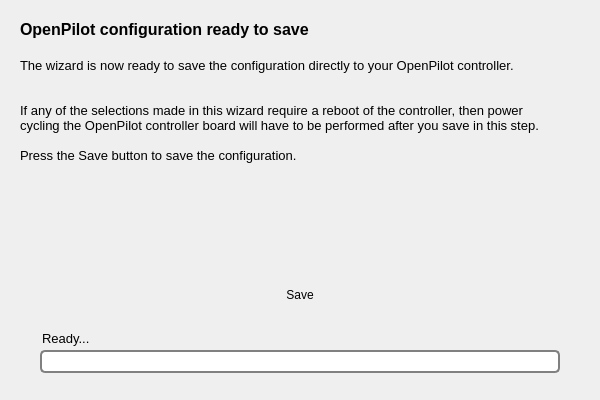
openpilot/OpenPilot, file ground/openpilotgcs/src/plugins/setupwizard/pages/savepage.ui: the form before one commit.
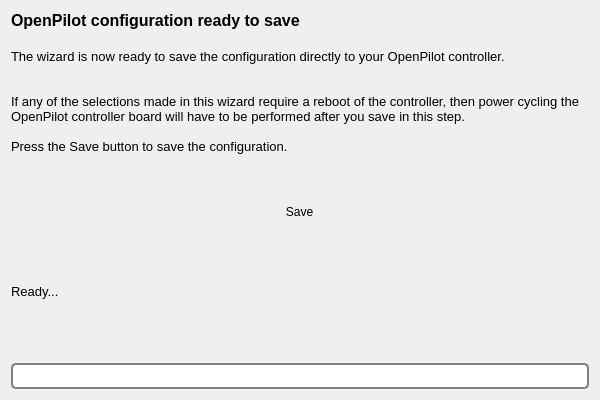
The form after the commit. Icons and pictures are not drawn.

Commit message: GCS-Added layouts to new wiz

Patch:
```diff
--- a/ground/openpilotgcs/src/plugins/setupwizard/pages/savepage.ui
+++ b/ground/openpilotgcs/src/plugins/setupwizard/pages/savepage.ui
@@ -13,15 +13,9 @@
   <property name="windowTitle">
    <string>WizardPage</string>
   </property>
+  <layout class="QVBoxLayout" name="verticalLayout">
+   <item>
   <widget class="QLabel" name="label">
-   <property name="geometry">
-    <rect>
-     <x>20</x>
-     <y>20</y>
-     <width>541</width>
-     <height>231</height>
-    </rect>
-   </property>
    <property name="text">
     <string>&lt;!DOCTYPE HTML PUBLIC &quot;-//W3C//DTD HTML 4.0//EN&quot; &quot;http://www.w3.org/TR/REC-html40/strict.dtd&quot;&gt;
 &lt;html&gt;&lt;head&gt;&lt;meta name=&quot;qrichtext&quot; content=&quot;1&quot; /&gt;&lt;style type=&quot;text/css&quot;&gt;
@@ -45,15 +39,11 @@
     <bool>true</bool>
    </property>
   </widget>
+   </item>
+   <item>
+    <layout class="QHBoxLayout" name="horizontalLayout">
+     <item>
   <widget class="QToolButton" name="saveButton">
-   <property name="geometry">
-    <rect>
-     <x>225</x>
-     <y>260</y>
-     <width>150</width>
-     <height>70</height>
-    </rect>
-   </property>
    <property name="toolTip">
     <string>Write configuration to controller</string>
    </property>
@@ -78,15 +68,11 @@
     <enum>Qt::ToolButtonIconOnly</enum>
    </property>
   </widget>
+     </item>
+    </layout>
+   </item>
+   <item>
   <widget class="QLabel" name="saveProgressLabel">
-   <property name="geometry">
-    <rect>
-     <x>42</x>
-     <y>330</y>
-     <width>441</width>
-     <height>16</height>
-    </rect>
-   </property>
    <property name="font">
     <font>
      <pointsize>10</pointsize>
@@ -96,15 +82,9 @@
     <string>Ready...</string>
    </property>
   </widget>
+   </item>
+   <item>
   <widget class="QProgressBar" name="saveProgressBar">
-   <property name="geometry">
-    <rect>
-     <x>40</x>
-     <y>350</y>
-     <width>520</width>
-     <height>23</height>
-    </rect>
-   </property>
    <property name="styleSheet">
     <string notr="true">QProgressBar {
      border: 2px solid grey;
@@ -124,6 +104,8 @@
     <string/>
    </property>
   </widget>
+   </item>
+  </layout>
  </widget>
  <resources>
   <include location="../wizardResources.qrc"/>
```
Lines whose indentation alone changed are shown as unchanged. The commit also changes 14 other files.
